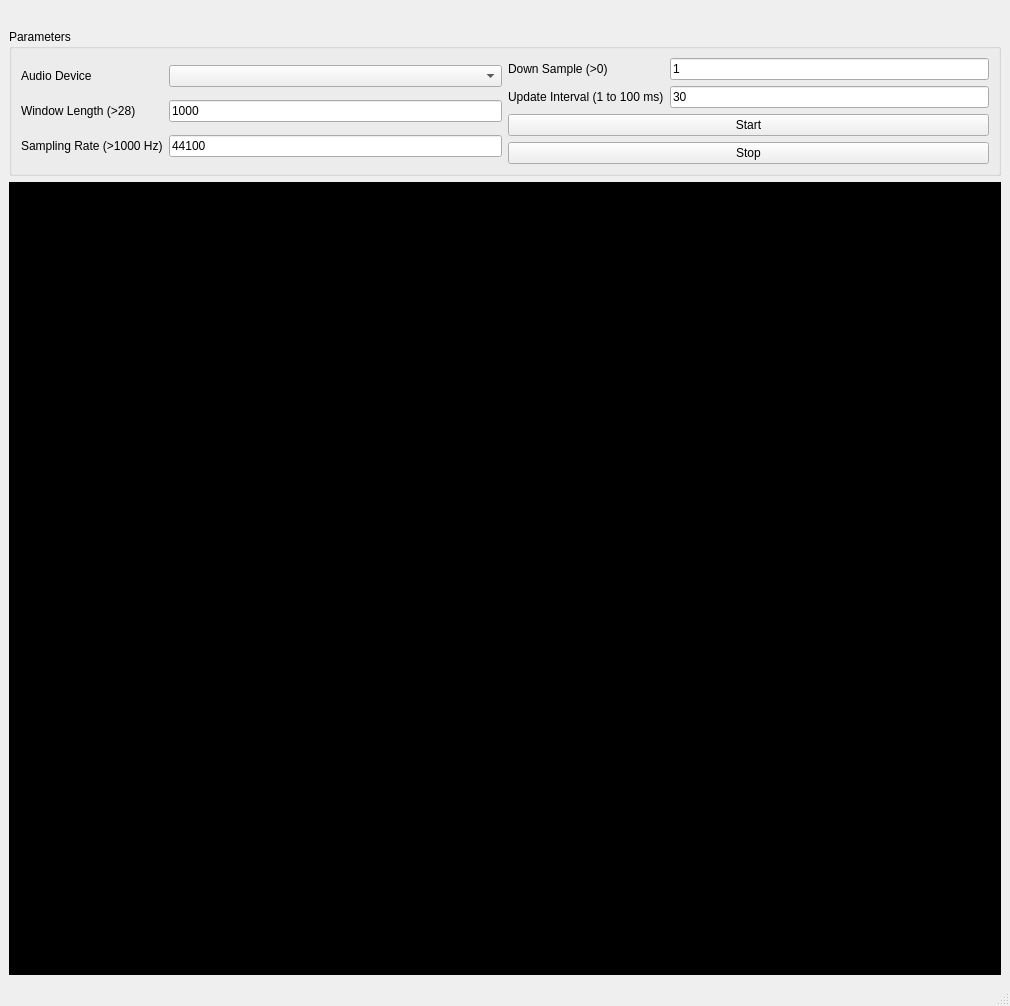
aieng-lab/llm-voicechat-demo, file Code/main.ui: the form before one commit.
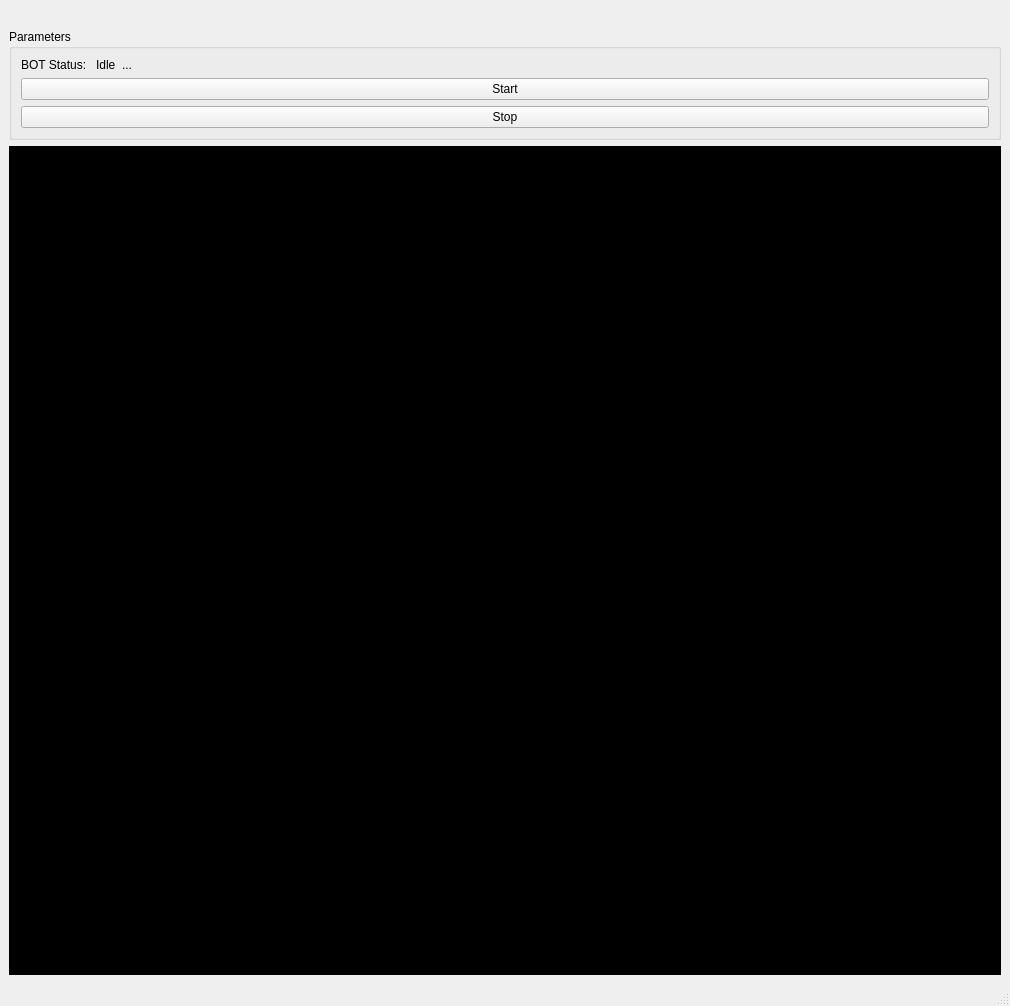
The form after the commit. Icons and pictures are not drawn.

Commit message: Switched to dark mode.

The edit to the form file:
```diff
--- a/Code/main.ui
+++ b/Code/main.ui
@@ -39,7 +39,7 @@
          <string>Parameters</string>
         </property>
         <layout class="QGridLayout" name="gridLayout_3">
-         <item row="0" column="0">
+                                    <!-- <item row="0" column="0">
           <layout class="QGridLayout" name="gridLayout_2">
            <item row="0" column="0">
             <widget class="QLabel" name="label_2">
@@ -80,12 +80,12 @@
             </widget>
            </item>
           </layout>
-         </item>
+                                    </item> -->
          <item row="0" column="1">
           <layout class="QVBoxLayout" name="verticalLayout">
            <item>
             <layout class="QGridLayout" name="gridLayout">
-             <item row="0" column="0">
+                                                    <!-- <item row="0" column="0">
               <widget class="QLabel" name="label_5">
                <property name="text">
                 <string>Down Sample (&gt;0)</string>
@@ -98,18 +98,11 @@
                 <string>1</string>
                </property>
               </widget>
-             </item>
+                                                    </item> -->
              <item row="1" column="0">
               <widget class="QLabel" name="label_6">
                <property name="text">
-                <string>Update Interval (1 to 100 ms)</string>
-               </property>
-              </widget>
-             </item>
-             <item row="1" column="1">
-              <widget class="QLineEdit" name="lineEdit_4">
-               <property name="text">
-                <string>30</string>
+                                                                <string>BOT Status:   Idle  ...</string>
                </property>
               </widget>
              </item>
```
Lines whose indentation alone changed are shown as unchanged.
